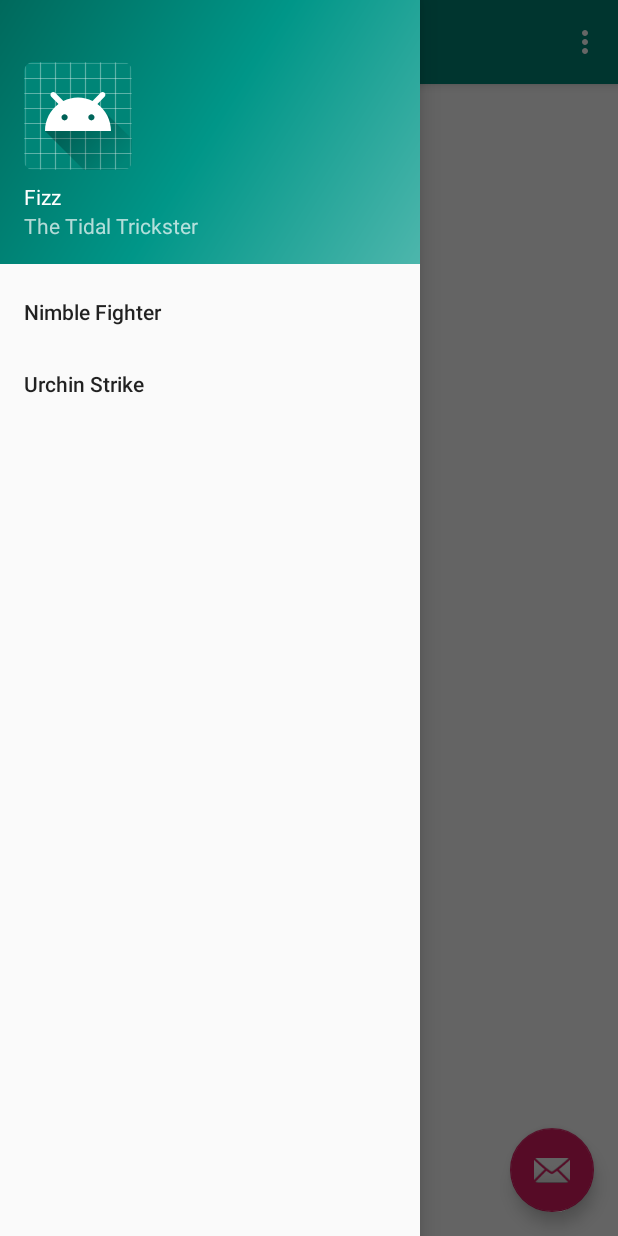
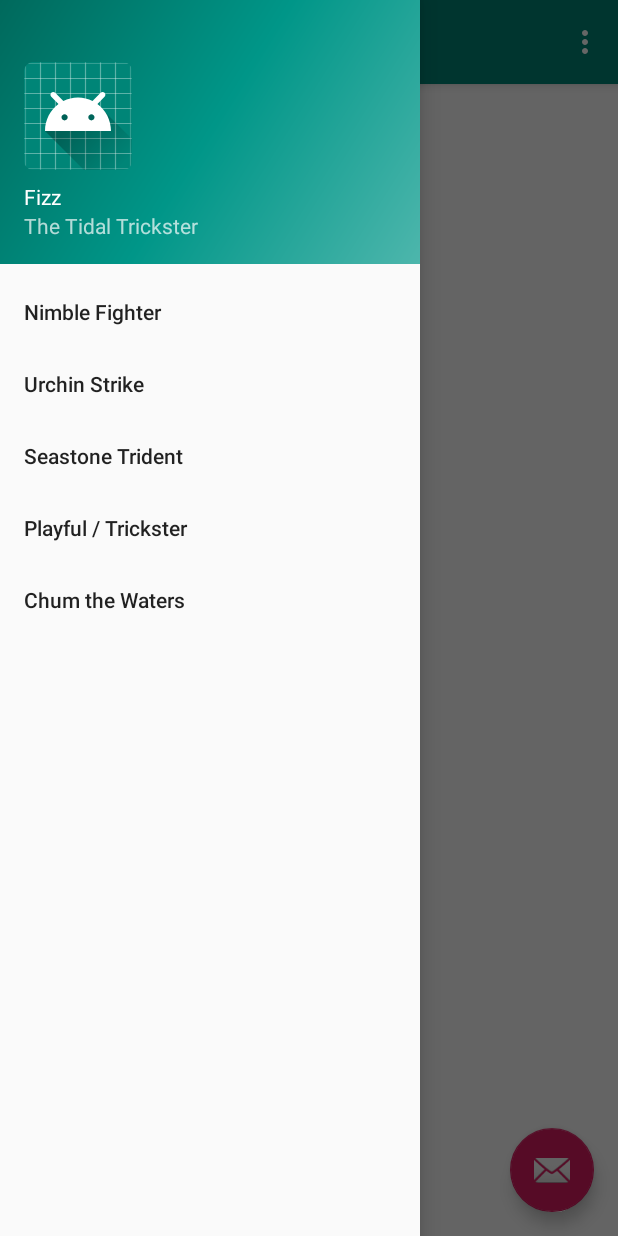
Before and after one commit to JacksonMcLane/ChampionSpotlight, an Android app: the screen it shows after launch (ChampionSpotlightActivity), with the side drawer open, on a phone screen of 412 x 824 dp. Run offline under Robolectric (Android 15) with nearby library versions, the phone set to English and light mode, and no system bars.

Commit message:
Made all 5 abilities in drawer

```diff
--- a/app/src/main/res/menu/activity_champion_spotlight_drawer.xml
+++ b/app/src/main/res/menu/activity_champion_spotlight_drawer.xml
@@ -15,6 +15,24 @@
 
             android:title="@string/menu_q"
             />
+
+        <item
+            android:id="@+id/nav_w"
+
+            android:title="@string/menu_w"
+            />
+
+        <item
+            android:id="@+id/nav_e"
+
+            android:title="@string/menu_e"
+            />
+
+        <item
+            android:id="@+id/nav_r"
+
+            android:title="@string/menu_r"
+            />
     </group>
 
 </menu>
--- a/app/src/main/res/values/strings.xml
+++ b/app/src/main/res/values/strings.xml
@@ -9,8 +9,12 @@
     <string name="action_settings">Settings</string>
     <string name="menu_passive">Nimble Fighter</string>
     <string name="menu_q">Urchin Strike</string>
+    <string name="menu_w">Seastone Trident</string>
+    <string name="menu_e">Playful / Trickster</string>
+    <string name="menu_r">Chum the Waters</string>
     <string name="cost">Cost:</string>
     <string name="range">Range:</string>
 
 
+
 </resources>
```
